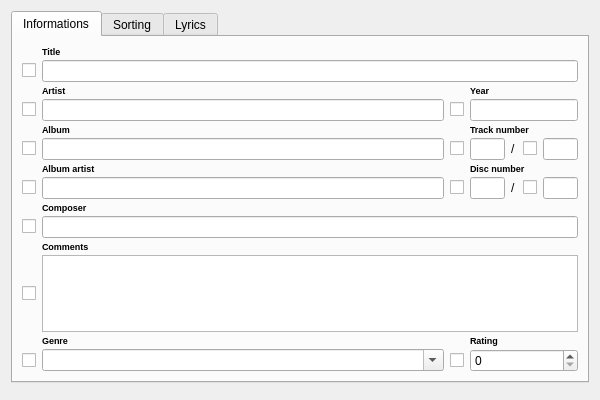
This is Form/DialogEditSongs.ui in isuhao/TMediaPlayer as Qt 5 draws it before an edit. The edited form follows.
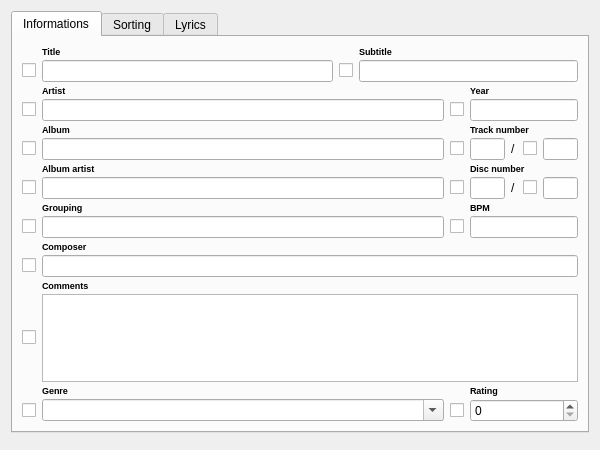
This is the edited form.

What changed in the file:
```diff
--- a/Form/DialogEditSongs.ui
+++ b/Form/DialogEditSongs.ui
@@ -10,12 +10,12 @@
     <x>0</x>
     <y>0</y>
     <width>600</width>
-    <height>400</height>
+    <height>450</height>
    </rect>
   </property>
   <property name="minimumSize">
    <size>
-    <width>600</width>
+    <width>500</width>
     <height>400</height>
    </size>
   </property>
@@ -36,21 +36,21 @@
        <property name="verticalSpacing">
         <number>3</number>
        </property>
-       <item row="10" column="0">
+       <item row="13" column="0">
         <widget class="QCheckBox" name="chComposer">
          <property name="text">
           <string notr="true"/>
          </property>
         </widget>
        </item>
-       <item row="12" column="0">
+       <item row="15" column="0">
         <widget class="QCheckBox" name="chComments">
          <property name="text">
           <string notr="true"/>
          </property>
         </widget>
        </item>
-       <item row="5" column="6">
+       <item row="6" column="6">
         <widget class="QLineEdit" name="editTrackTotal">
          <property name="maximumSize">
           <size>
@@ -63,7 +63,7 @@
          </property>
         </widget>
        </item>
-       <item row="4" column="3" colspan="4">
+       <item row="5" column="3" colspan="4">
         <widget class="QLabel" name="lblTrackNumber">
          <property name="font">
           <font>
@@ -80,7 +80,7 @@
          </property>
         </widget>
        </item>
-       <item row="2" column="1">
+       <item row="3" column="1">
         <widget class="QLabel" name="lblArtist">
          <property name="font">
           <font>
@@ -97,7 +97,7 @@
          </property>
         </widget>
        </item>
-       <item row="4" column="1">
+       <item row="5" column="1">
         <widget class="QLabel" name="lblAlbum">
          <property name="font">
           <font>
@@ -114,7 +114,7 @@
          </property>
         </widget>
        </item>
-       <item row="6" column="1">
+       <item row="7" column="1">
         <widget class="QLabel" name="lblAlbumArtist">
          <property name="font">
           <font>
@@ -131,14 +131,14 @@
          </property>
         </widget>
        </item>
-       <item row="14" column="1">
+       <item row="17" column="1">
         <widget class="QComboBox" name="editGenre">
          <property name="editable">
           <bool>true</bool>
          </property>
         </widget>
        </item>
-       <item row="7" column="3">
+       <item row="8" column="3">
         <widget class="QLineEdit" name="editDiscNumber">
          <property name="maximumSize">
           <size>
@@ -151,7 +151,7 @@
          </property>
         </widget>
        </item>
-       <item row="2" column="3" colspan="4">
+       <item row="3" column="3" colspan="4">
         <widget class="QLabel" name="lblYear">
          <property name="font">
           <font>
@@ -168,13 +168,13 @@
          </property>
         </widget>
        </item>
-       <item row="5" column="1">
+       <item row="6" column="1">
         <widget class="QLineEdit" name="editAlbum"/>
        </item>
-       <item row="7" column="1">
+       <item row="8" column="1">
         <widget class="QLineEdit" name="editAlbumArtist"/>
        </item>
-       <item row="5" column="3">
+       <item row="6" column="3">
         <widget class="QLineEdit" name="editTrackNumber">
          <property name="maximumSize">
           <size>
@@ -187,51 +187,31 @@
          </property>
         </widget>
        </item>
-       <item row="7" column="4">
+       <item row="8" column="4">
         <widget class="QLabel" name="lblDiscSeparator">
          <property name="text">
           <string>/</string>
          </property>
         </widget>
        </item>
-       <item row="5" column="4">
+       <item row="6" column="4">
         <widget class="QLabel" name="lblTrackSeparator">
          <property name="text">
           <string>/</string>
          </property>
         </widget>
        </item>
-       <item row="0" column="1" colspan="6">
-        <widget class="QLabel" name="lblTitle">
-         <property name="font">
-          <font>
-           <pointsize>7</pointsize>
-           <weight>75</weight>
-           <bold>true</bold>
-          </font>
-         </property>
-         <property name="text">
-          <string>Title</string>
-         </property>
-         <property name="buddy">
-          <cstring>editTitle</cstring>
-         </property>
-        </widget>
-       </item>
-       <item row="1" column="1" colspan="6">
-        <widget class="QLineEdit" name="editTitle"/>
-       </item>
-       <item row="3" column="1">
+       <item row="4" column="1">
         <widget class="QLineEdit" name="editArtist"/>
        </item>
-       <item row="3" column="3" colspan="4">
+       <item row="4" column="3" colspan="4">
         <widget class="QLineEdit" name="editYear">
          <property name="text">
           <string/>
          </property>
         </widget>
        </item>
-       <item row="7" column="6">
+       <item row="8" column="6">
         <widget class="QLineEdit" name="editDiscTotal">
          <property name="maximumSize">
           <size>
@@ -244,7 +224,7 @@
          </property>
         </widget>
        </item>
-       <item row="6" column="3" colspan="4">
+       <item row="7" column="3" colspan="4">
         <widget class="QLabel" name="lblDiscNumber">
          <property name="font">
           <font>
@@ -261,10 +241,10 @@
          </property>
         </widget>
        </item>
-       <item row="10" column="1" colspan="6">
+       <item row="13" column="1" colspan="6">
         <widget class="QLineEdit" name="editComposer"/>
        </item>
-       <item row="8" column="1" colspan="6">
+       <item row="11" column="1" colspan="6">
         <widget class="QLabel" name="lblComposer">
          <property name="font">
           <font>
@@ -281,7 +261,7 @@
          </property>
         </widget>
        </item>
-       <item row="13" column="1">
+       <item row="16" column="1">
         <widget class="QLabel" name="lblGenre">
          <property name="font">
           <font>
@@ -298,10 +278,10 @@
          </property>
         </widget>
        </item>
-       <item row="12" column="1" colspan="6">
+       <item row="15" column="1" colspan="6">
         <widget class="QTextEdit" name="editComments"/>
        </item>
-       <item row="11" column="1" colspan="6">
+       <item row="14" column="1" colspan="6">
         <widget class="QLabel" name="lblComments">
          <property name="font">
           <font>
@@ -318,7 +298,7 @@
          </property>
         </widget>
        </item>
-       <item row="13" column="3" colspan="4">
+       <item row="16" column="3" colspan="4">
         <widget class="QLabel" name="lblRating">
          <property name="font">
           <font>
@@ -335,90 +315,192 @@
          </property>
         </widget>
        </item>
-       <item row="14" column="3" colspan="4">
+       <item row="17" column="3" colspan="4">
         <widget class="QSpinBox" name="editRating">
          <property name="maximum">
           <number>5</number>
          </property>
         </widget>
        </item>
-       <item row="7" column="0">
+       <item row="8" column="0">
         <widget class="QCheckBox" name="chAlbumArtist">
          <property name="text">
           <string notr="true"/>
          </property>
         </widget>
        </item>
-       <item row="3" column="2">
+       <item row="4" column="2">
         <widget class="QCheckBox" name="chYear">
          <property name="text">
           <string notr="true"/>
          </property>
         </widget>
        </item>
-       <item row="14" column="0">
+       <item row="17" column="0">
         <widget class="QCheckBox" name="chGenre">
          <property name="text">
           <string notr="true"/>
          </property>
         </widget>
        </item>
-       <item row="5" column="2">
+       <item row="6" column="2">
         <widget class="QCheckBox" name="chTrackNumber">
          <property name="text">
           <string notr="true"/>
          </property>
         </widget>
        </item>
-       <item row="7" column="2">
+       <item row="8" column="2">
         <widget class="QCheckBox" name="chDiscNumber">
          <property name="text">
           <string notr="true"/>
          </property>
         </widget>
        </item>
-       <item row="1" column="0">
-        <widget class="QCheckBox" name="chTitle">
-         <property name="text">
-          <string notr="true"/>
-         </property>
-        </widget>
-       </item>
-       <item row="3" column="0">
+       <item row="4" column="0">
         <widget class="QCheckBox" name="chArtist">
          <property name="text">
           <string notr="true"/>
          </property>
         </widget>
        </item>
-       <item row="5" column="0">
+       <item row="6" column="0">
         <widget class="QCheckBox" name="chAlbum">
          <property name="text">
           <string notr="true"/>
          </property>
         </widget>
        </item>
-       <item row="5" column="5">
+       <item row="6" column="5">
         <widget class="QCheckBox" name="chTrackTotal">
          <property name="text">
           <string notr="true"/>
          </property>
         </widget>
        </item>
-       <item row="7" column="5">
+       <item row="8" column="5">
         <widget class="QCheckBox" name="chDiscTotal">
          <property name="text">
           <string notr="true"/>
          </property>
         </widget>
        </item>
-       <item row="14" column="2">
+       <item row="17" column="2">
         <widget class="QCheckBox" name="chRating">
          <property name="text">
           <string notr="true"/>
          </property>
         </widget>
        </item>
+       <item row="0" column="0" colspan="7">
+        <layout class="QGridLayout" name="gridLayout_3" columnstretch="0,4,0,3">
+         <property name="horizontalSpacing">
+          <number>6</number>
+         </property>
+         <property name="verticalSpacing">
+          <number>3</number>
+         </property>
+         <item row="0" column="1">
+          <widget class="QLabel" name="lblTitle">
+           <property name="font">
+            <font>
+             <pointsize>7</pointsize>
+             <weight>75</weight>
+             <bold>true</bold>
+            </font>
+           </property>
+           <property name="text">
+            <string>Title</string>
+           </property>
+           <property name="buddy">
+            <cstring>editTitle</cstring>
+           </property>
+          </widget>
+         </item>
+         <item row="1" column="1">
+          <widget class="QLineEdit" name="editTitle"/>
+         </item>
+         <item row="1" column="2">
+          <widget class="QCheckBox" name="chSubTitle">
+           <property name="text">
+            <string/>
+           </property>
+          </widget>
+         </item>
+         <item row="1" column="3">
+          <widget class="QLineEdit" name="editSubTitle"/>
+         </item>
+         <item row="1" column="0">
+          <widget class="QCheckBox" name="chTitle">
+           <property name="text">
+            <string notr="true"/>
+           </property>
+          </widget>
+         </item>
+         <item row="0" column="3">
+          <widget class="QLabel" name="label">
+           <property name="font">
+            <font>
+             <pointsize>7</pointsize>
+             <weight>75</weight>
+             <bold>true</bold>
+            </font>
+           </property>
+           <property name="text">
+            <string>Subtitle</string>
+           </property>
+          </widget>
+         </item>
+        </layout>
+       </item>
+       <item row="9" column="1">
+        <widget class="QLabel" name="lblGrouping">
+         <property name="font">
+          <font>
+           <pointsize>7</pointsize>
+           <weight>75</weight>
+           <bold>true</bold>
+          </font>
+         </property>
+         <property name="text">
+          <string>Grouping</string>
+         </property>
+        </widget>
+       </item>
+       <item row="9" column="3" colspan="4">
+        <widget class="QLabel" name="lblBPM">
+         <property name="font">
+          <font>
+           <pointsize>7</pointsize>
+           <weight>75</weight>
+           <bold>true</bold>
+          </font>
+         </property>
+         <property name="text">
+          <string>BPM</string>
+         </property>
+        </widget>
+       </item>
+       <item row="10" column="3" colspan="4">
+        <widget class="QLineEdit" name="editBPM"/>
+       </item>
+       <item row="10" column="1">
+        <widget class="QLineEdit" name="editGrouping"/>
+       </item>
+       <item row="10" column="0">
+        <widget class="QCheckBox" name="chGrouping">
+         <property name="text">
+          <string/>
+         </property>
+        </widget>
+       </item>
+       <item row="10" column="2">
+        <widget class="QCheckBox" name="chBPM">
+         <property name="text">
+          <string/>
+         </property>
+        </widget>
+       </item>
       </layout>
      </widget>
      <widget class="QWidget" name="tabSorting">
@@ -793,33 +875,7 @@
         </widget>
        </item>
        <item row="0" column="2">
-        <widget class="QComboBox" name="editLanguage">
-         <item>
-          <property name="text">
-           <string>Unknown</string>
-          </property>
-         </item>
-         <item>
-          <property name="text">
-           <string>French</string>
-          </property>
-         </item>
-         <item>
-          <property name="text">
-           <string>English</string>
-          </property>
-         </item>
-         <item>
-          <property name="text">
-           <string>German</string>
-          </property>
-         </item>
-         <item>
-          <property name="text">
-           <string>Italian</string>
-          </property>
-         </item>
-        </widget>
+        <widget class="QComboBox" name="editLanguage"/>
        </item>
        <item row="0" column="0">
         <widget class="QCheckBox" name="chLanguage">
```
Left out of the diff: 1 changed line with no effect on the pictures.
